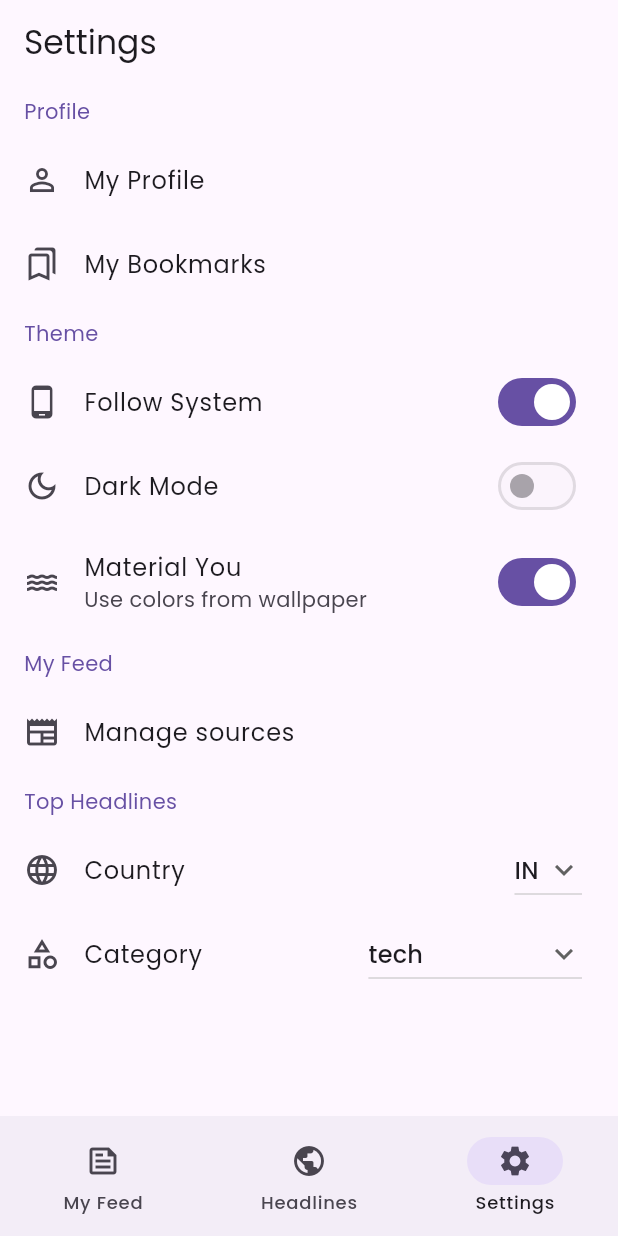
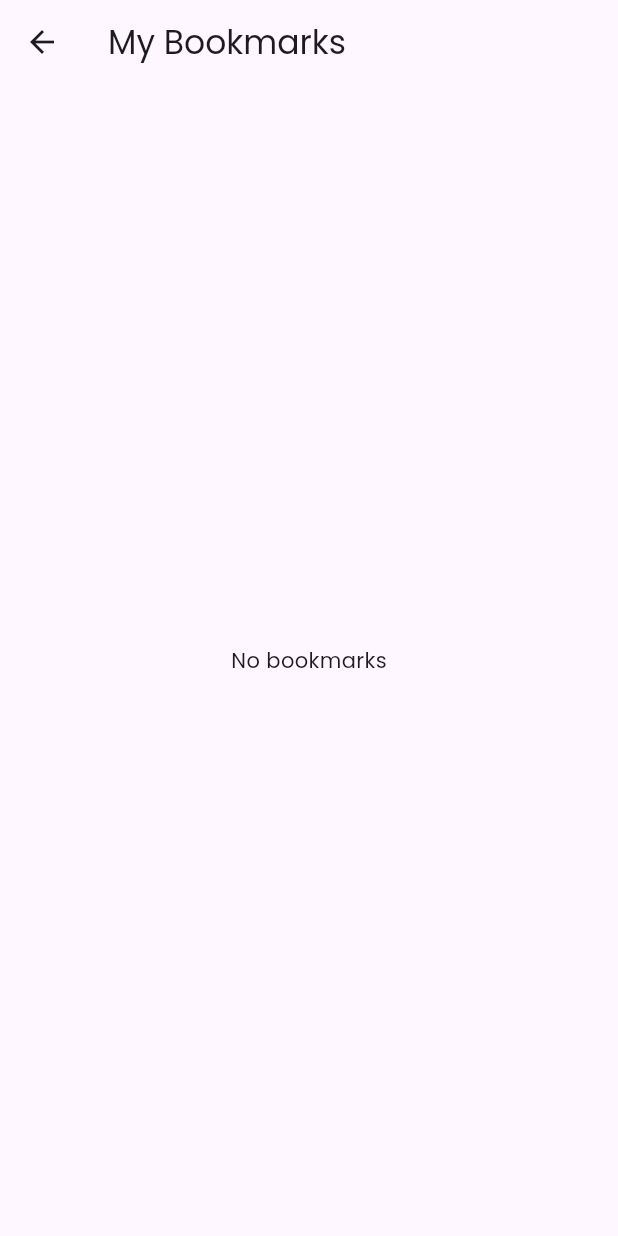
Before and after one commit to chauhan2b/news_app, a Flutter app: the screen it shows once a user with an empty profile is signed in, item 3 of the bottom bar chosen, after a tap on "My Bookmarks", on a phone screen of 412 x 824 dp. Run offline on Flutter 3.47's test engine with Material 3 defaults, Android fonts, the phone set to English and light mode, and no system bars; drawn by our look-alikes of dynamic_color; our stand-ins replace cloud_firestore, firebase_auth, firebase_core, flutter_form_builder, flutter_riverpod, form_builder_validators and 8 more; accounts and stored records are empty; generated files the repository leaves out were written again; network calls fail.

Commit message:
Add empty bookmark screen

```diff
--- a/lib/routing/router.dart
+++ b/lib/routing/router.dart
@@ -1,6 +1,7 @@
 import 'package:flutter_riverpod/flutter_riverpod.dart';
 import 'package:go_router/go_router.dart';
 import 'package:news_app/screens/auth/password_reset_screen.dart';
+import 'package:news_app/screens/profile/bookmark_screen.dart';
 import 'package:news_app/screens/profile/profile_screen.dart';
 import 'package:news_app/screens/settings/manage_sources.dart';
 import 'package:news_app/screens/feed/my_feed.dart';
@@ -22,10 +23,11 @@ enum AppRoute {
   loginScreen,
   passwordReset,
   myProfile,
+  bookmarkScreen,
 }
 
 final goRouterProvider = Provider<GoRouter>((ref) {
-  final authState = ref.read(authStateChangesProvider);
+  final authState = ref.watch(authStateChangesProvider);
   final isLoggedIn = authState.value != null;
 
   return GoRouter(
@@ -82,27 +84,34 @@ final goRouterProvider = Provider<GoRouter>((ref) {
             path: 'manage-sources',
             builder: (context, state) => const ManageSources(),
           ),
+          GoRoute(
+            name: AppRoute.bookmarkScreen.name,
+            path: 'bookmark-screen',
+            builder: (context, state) => const BookmarkScreen(),
+          ),
         ],
       ),
     ],
     redirect: (context, state) {
-      print(state.uri.path);
+      return null;
 
-      final authState = ref.watch(authStateChangesProvider);
-      final isLoggedIn = authState.value != null;
+      // print(state.uri.path);
 
-      // this allows user to go to password reset screen if user is not logged in
-      if (state.uri.path == '/login/password-reset') {
-        return '/login/password-reset';
-      }
+      // final authState = ref.read(authStateChangesProvider);
+      // final isLoggedIn = authState.value != null;
 
-      if (!isLoggedIn) {
-        return '/login';
-      } else if (isLoggedIn && state.uri.path == '/login') {
-        return '/home-screen';
-      } else {
-        return null;
-      }
+      // // this allows user to go to password reset screen if user is not logged in
+      // if (state.uri.path == '/login/password-reset') {
+      //   return '/login/password-reset';
+      // }
+
+      // if (!isLoggedIn) {
+      //   return '/login';
+      // } else if (isLoggedIn && state.uri.path == '/login') {
+      //   return '/home-screen';
+      // } else {
+      //   return null;
+      // }
     },
   );
 });
--- /dev/null
+++ b/lib/screens/profile/bookmark_screen.dart
@@ -0,0 +1,18 @@
+import 'package:flutter/material.dart';
+import 'package:flutter_riverpod/flutter_riverpod.dart';
+
+class BookmarkScreen extends ConsumerWidget {
+  const BookmarkScreen({super.key});
+
+  @override
+  Widget build(BuildContext context, WidgetRef ref) {
+    return Scaffold(
+      appBar: AppBar(
+        title: const Text('My Bookmarks'),
+      ),
+      body: const Center(
+        child: Text('No bookmarks'),
+      ),
+    );
+  }
+}
--- a/lib/screens/settings/settings.dart
+++ b/lib/screens/settings/settings.dart
@@ -41,7 +41,7 @@ class Settings extends ConsumerWidget {
                 leading: const Icon(Icons.bookmarks_outlined),
                 title: const Text('My Bookmarks'),
                 onTap: () {
-                  // add route
+                  context.pushNamed(AppRoute.bookmarkScreen.name);
                 },
               ),
               const SettingsHeader(text: 'Theme'),
```
Also changed, not shown: lib/screens/profile/profile_screen.dart (+11 -6 lines).
